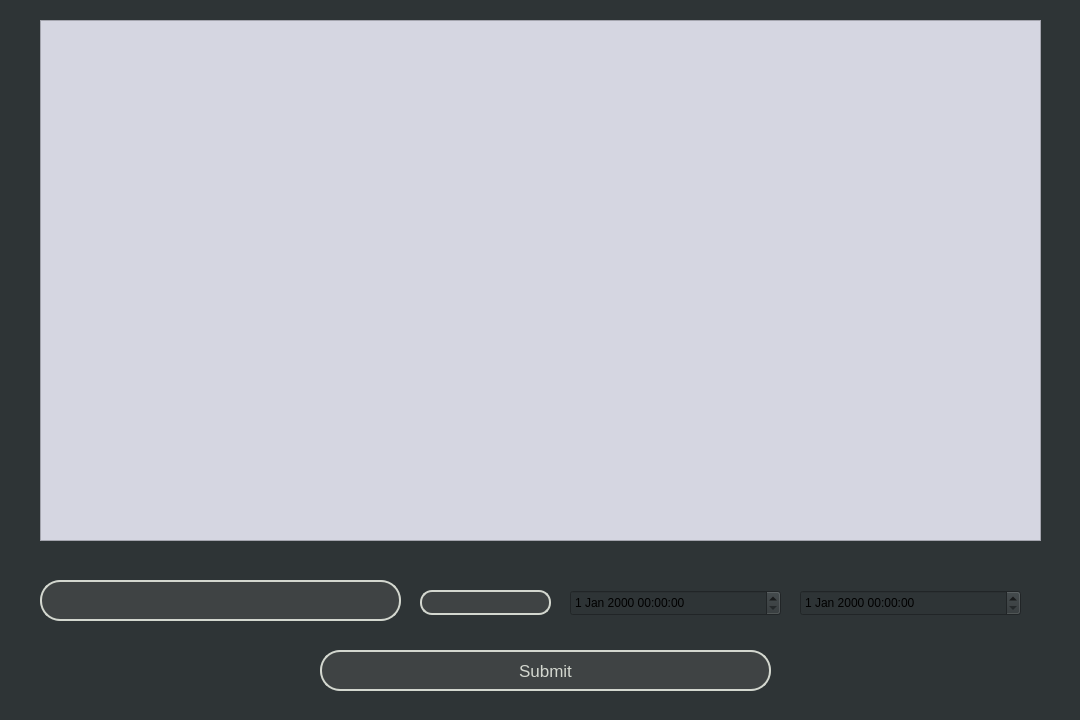
Before: the Qt Designer form MainWindow/booking.ui in k-rility/MyCourseWork, drawn with Qt 5.
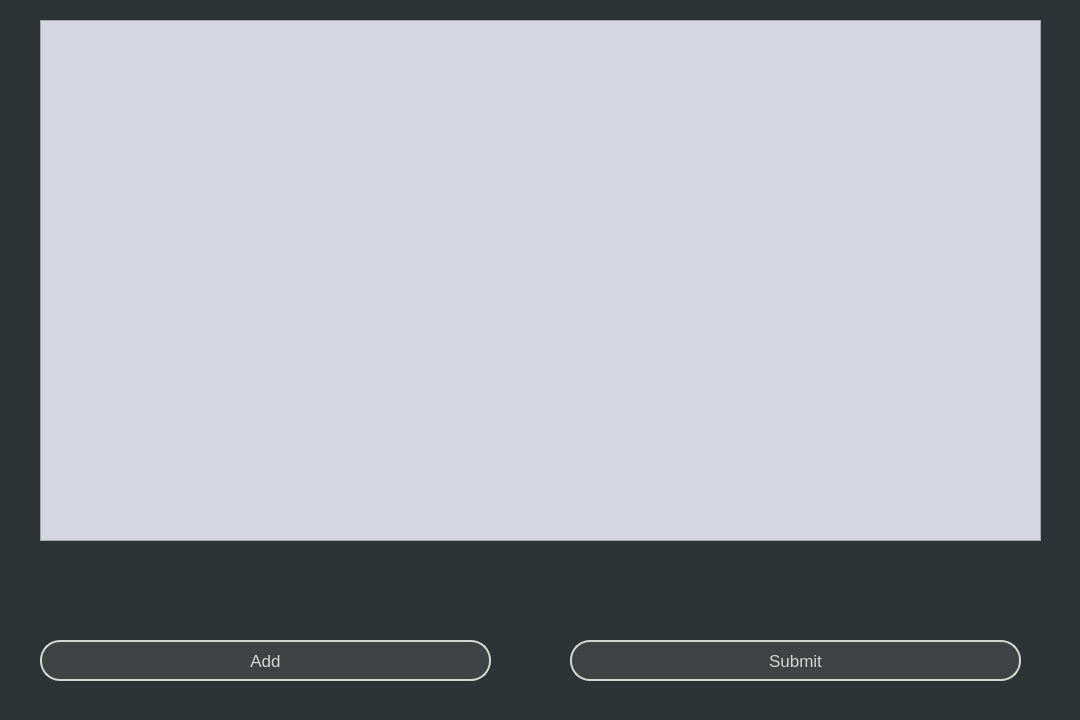
After: the same form once the commit is applied.

The edit to the form file:
```diff
--- a/MainWindow/booking.ui
+++ b/MainWindow/booking.ui
@@ -43,70 +43,11 @@
     <enum>Qt::ElideNone</enum>
    </property>
   </widget>
-  <widget class="QLineEdit" name="lineEdit_User">
-   <property name="geometry">
-    <rect>
-     <x>40</x>
-     <y>580</y>
-     <width>361</width>
-     <height>41</height>
-    </rect>
-   </property>
-   <property name="styleSheet">
-    <string notr="true">QLineEdit{
-	color: rgb(211, 215, 207);
-	border: 2px solid rgb(211, 215, 207);
-	border-radius:20px;
-	padding-left: 20px;
-	padding-right: 20px;
-	background-color: rgb(63,67,68);
-	font: 13pt 'Ubuntu';
-}</string>
-   </property>
-   <property name="maxLength">
-    <number>40</number>
-   </property>
-  </widget>
-  <widget class="QDateTimeEdit" name="dateTimeEdit_from">
-   <property name="geometry">
-    <rect>
-     <x>570</x>
-     <y>590</y>
-     <width>211</width>
-     <height>26</height>
-    </rect>
-   </property>
-  </widget>
-  <widget class="QComboBox" name="comboBox_Status">
-   <property name="geometry">
-    <rect>
-     <x>420</x>
-     <y>590</y>
-     <width>131</width>
-     <height>25</height>
-    </rect>
-   </property>
-   <property name="styleSheet">
-    <string notr="true">QComboBox{
-	color: rgb(211, 215, 207);
-	border: 2px solid rgb(211, 215, 207);
-	border-radius:12px;
-	padding-left: 2px;
-	padding-right: 2px;
-	background-color: rgb(63,67,68);
-	font: 13pt 'Ubuntu';
-}
-
-QComboBox::drop-down{
-border: 0px;
-}</string>
-   </property>
-  </widget>
   <widget class="QPushButton" name="pushButton">
    <property name="geometry">
     <rect>
-     <x>320</x>
-     <y>650</y>
+     <x>570</x>
+     <y>640</y>
      <width>451</width>
      <height>41</height>
     </rect>
@@ -136,15 +77,39 @@
     <string>Submit</string>
    </property>
   </widget>
-  <widget class="QDateTimeEdit" name="dateTimeEdit_until">
+  <widget class="QPushButton" name="pushButton_2">
    <property name="geometry">
     <rect>
-     <x>800</x>
-     <y>590</y>
-     <width>221</width>
-     <height>26</height>
+     <x>40</x>
+     <y>640</y>
+     <width>451</width>
+     <height>41</height>
     </rect>
    </property>
+   <property name="font">
+    <font>
+     <pointsize>13</pointsize>
+     <italic>false</italic>
+     <bold>false</bold>
+    </font>
+   </property>
+   <property name="styleSheet">
+    <string notr="true">QPushButton{
+	color: rgb(211, 215, 207);
+	border: 2px solid rgb(211, 215, 207);
+	border-radius:20px;
+	background-color: rgb(63,67,68);
+	font: 13pt 'Ubuntu';
+}
+
+QPushButton::hover{
+border: 2px solid rgb(85,87,83);
+background-color: rgb(45,47,48);
+}</string>
+   </property>
+   <property name="text">
+    <string>Add</string>
+   </property>
   </widget>
  </widget>
  <resources/>
```
Left out of the diff: 12 changed lines with no effect on the pictures.
